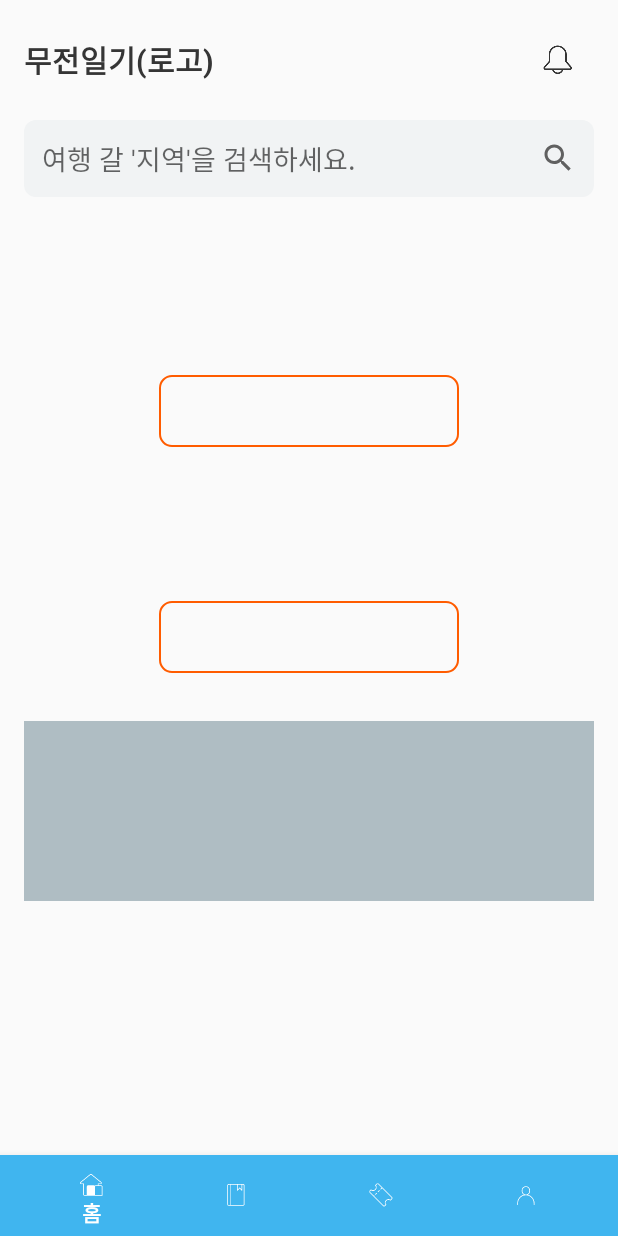
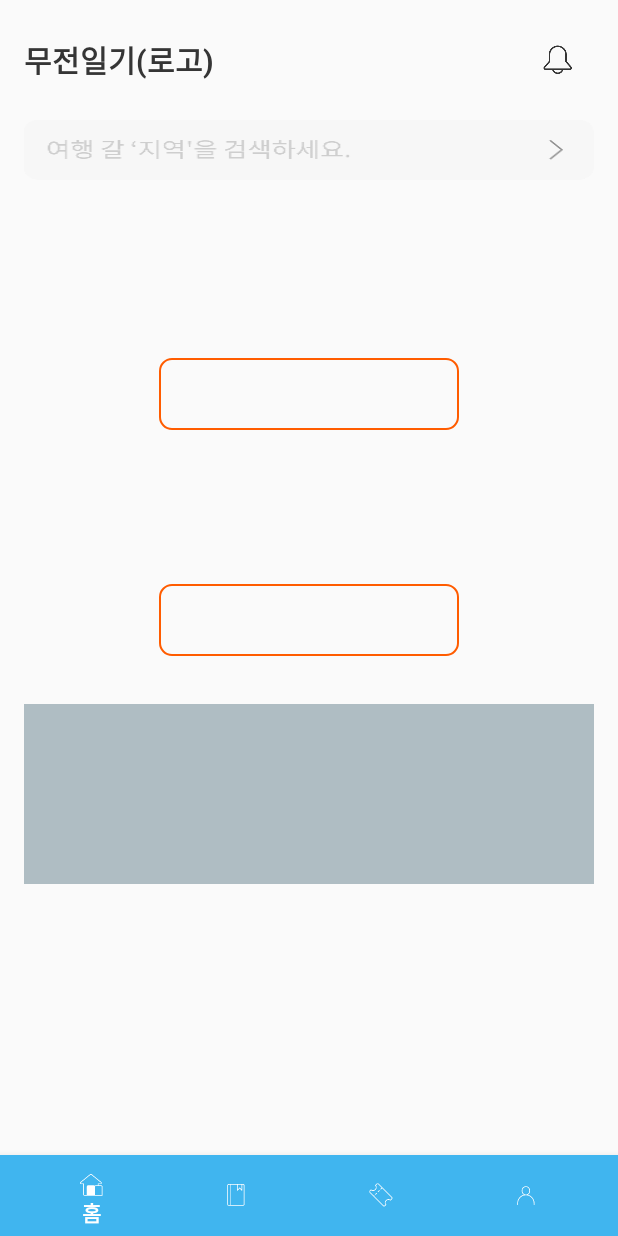
Before and after one commit to mtjin/NoMoneyTrip, an Android app: the screen it shows after launch (MainActivity), on a phone screen of 412 x 824 dp. Run offline under Robolectric (Android 15) with nearby library versions, the phone set to English and light mode, and no system bars; our stand-ins replace RxJava, data binding, navigation-ui; libraries missing offline, so code that uses them is left out: com.skt.

Commit message:
[res, layout] change fragment_home.xml Search EditText to ImageView

```diff
--- a/NoMoneyTrip/app/src/main/res/layout/fragment_home.xml
+++ b/NoMoneyTrip/app/src/main/res/layout/fragment_home.xml
@@ -44,18 +44,14 @@
                     android:src="@drawable/ic_alarm_1" />
             </androidx.appcompat.widget.LinearLayoutCompat>
 
-            <EditText
-                android:id="@+id/et_search"
+            <androidx.appcompat.widget.AppCompatImageView
+                android:id="@+id/iv_search"
                 android:layout_width="match_parent"
-                android:layout_height="match_parent"
+                android:layout_height="wrap_content"
                 android:layout_marginTop="16dp"
                 android:layout_marginBottom="12dp"
-                android:background="@drawable/bg_edit_search_gray"
+                android:background="@drawable/bg_search_button"
                 android:drawableEnd="@drawable/ic_search_gray_24dp"
-                android:drawablePadding="16dp"
-                android:hint="여행 갈 '지역'을 검색하세요."
-                android:inputType="textEmailAddress"
-                android:padding="12dp"
                 app:layout_constraintTop_toBottomOf="@id/ll_app_title" />
 
 
@@ -65,7 +61,7 @@
                 android:layout_height="wrap_content"
                 android:layout_marginTop="16dp"
                 android:orientation="horizontal"
-                app:layout_constraintTop_toBottomOf="@id/et_search" />
+                app:layout_constraintTop_toBottomOf="@id/iv_search" />
 
             <TextView
                 android:id="@+id/tv_farming_tour"
@@ -75,7 +71,7 @@
                 android:textColor="@color/colorWhiteBlack"
                 android:textSize="18sp"
                 android:textStyle="bold"
-                app:layout_constraintStart_toStartOf="@id/et_search"
+                app:layout_constraintStart_toStartOf="@id/iv_search"
                 app:layout_constraintTop_toBottomOf="@id/vp_viewpager"
                 tools:text="농사 짓고 무전여행" />
 
```
